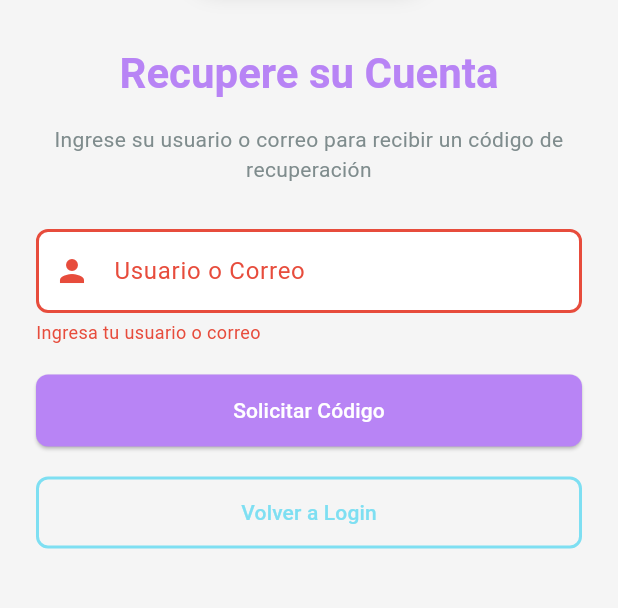
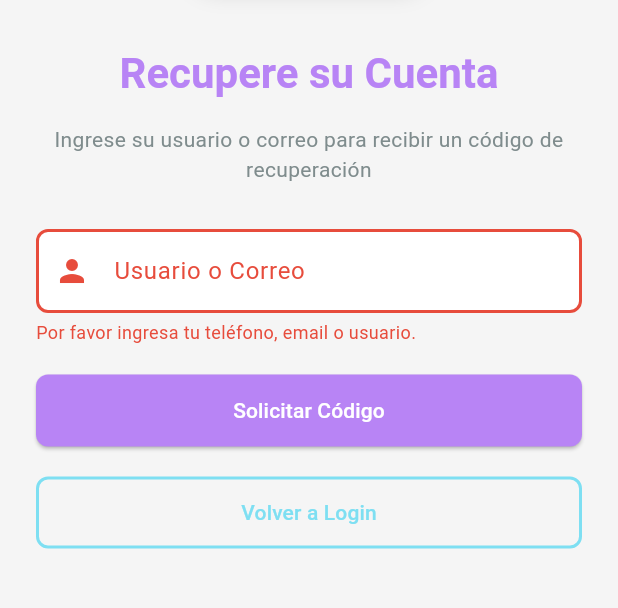
Before and after one commit to Rodiver-Baltodano/Proyect_IntelliHome, a Flutter app: the RecoveryScreen screen opened by its route, after a tap on "Solicitar Código", on a phone screen of 412 x 824 dp, the part 374-982 px from its top. Run offline on Flutter 3.47's test engine with Material 3 defaults, Android fonts, the phone set to English and light mode, and no system bars; our stand-ins replace flutter_colorpicker, image_picker; accounts and stored records are empty.

Commit message:
Se integra la funcion de recuperar contraseña
- Se crea la vista ingresar nueva contraseña
- Se integra la funcion de validar codigo y nueva contraseña con la GUI
- El codigo de acceso se muestra en la consola, no se manda por SMS
- Se limpian los registros de usuarios del .json al compilar la app

```diff
--- a/intellihome/lib/modules/autenticacion/repositories/usuario_repository.dart
+++ b/intellihome/lib/modules/autenticacion/repositories/usuario_repository.dart
@@ -20,8 +20,11 @@ class UsuarioRepositorioJson {
   Future<List<Usuario>> cargarUsuarios() async {
     final archivo = File(rutaArchivo);
 
+    print('📂 [REPO] Cargando usuarios desde: $rutaArchivo');
+
     if (!await archivo.exists()) {
       // Si no existe, devolvemos lista vacía (o podés lanzar error si preferís)
+      print('⚠️ [REPO] Archivo no existe, retornando lista vacía.');
       return [];
     }
 
--- a/intellihome/lib/screens/auth/recovery_screen.dart
+++ b/intellihome/lib/screens/auth/recovery_screen.dart
@@ -39,10 +39,16 @@ class _RecoveryScreenState extends State<RecoveryScreen> {
     super.didChangeDependencies();
     if (!_inicializado) {
       _inicializarServicios();
-      // Si viene username del login, lo inicializamos
+      // Si viene username del login, solicitar código automáticamente
       if (widget.username != null && widget.username!.isNotEmpty) {
         _usuarioController.text = widget.username!;
         _usuarioIngresado = true;
+        // Solicitar código automáticamente
+        Future.delayed(const Duration(milliseconds: 500), () {
+          if (mounted) {
+            _handleSolicitarCodigo();
+          }
+        });
       }
       _inicializado = true;
     }
@@ -73,7 +79,7 @@ class _RecoveryScreenState extends State<RecoveryScreen> {
 
     if (usuario.isEmpty) {
       setState(() {
-        _errorUsuario = 'Ingresa tu usuario o correo';
+        _errorUsuario = 'Por favor ingresa tu teléfono, email o usuario.';
       });
       return;
     }
@@ -437,7 +443,7 @@ class _RecoveryScreenState extends State<RecoveryScreen> {
               ),
               const SizedBox(height: 30),
 
-              // Paso 1: Ingresar usuario/correo
+              // Paso 1: Ingresar usuario/correo (solo si no viene del login)
               if (!_usuarioIngresado) ...[
                 _buildTextField(
                   controller: _usuarioController,
@@ -464,10 +470,31 @@ class _RecoveryScreenState extends State<RecoveryScreen> {
                         )
                       : const Text('Solicitar Código'),
                 ),
+              ] else if (_cargando && !_mostrarCamposContrasena) ...[
+                // Indicador de que se está solicitando código
+                Center(
+                  child: Column(
+                    children: [
+                      const SizedBox(height: 40),
+                      const CircularProgressIndicator(
+                        valueColor: AlwaysStoppedAnimation<Color>(Colors.blue),
+                        strokeWidth: 3,
+                      ),
+                      const SizedBox(height: 20),
+                      Text(
+                        'Solicitando código...',
+                        style: Theme.of(context).textTheme.bodyMedium?.copyWith(
+                              color: AppColors.primaryColor,
+                            ),
+                      ),
+                      const SizedBox(height: 40),
+                    ],
+                  ),
+                ),
               ],
 
               // Paso 2: Ingresar código
-              if (_usuarioIngresado && !_mostrarCamposContrasena) ...[
+              if (_usuarioIngresado && !_mostrarCamposContrasena && !_cargando) ...[
                 _buildTextField(
                   controller: _codigoController,
                   label: 'Código de Recuperación',
```
Also changed, not shown: intellihome/lib/main.dart (+27 -1 lines), intellihome/lib/modules/autenticacion/services/autenticacion_service.dart (+30 -7 lines).
